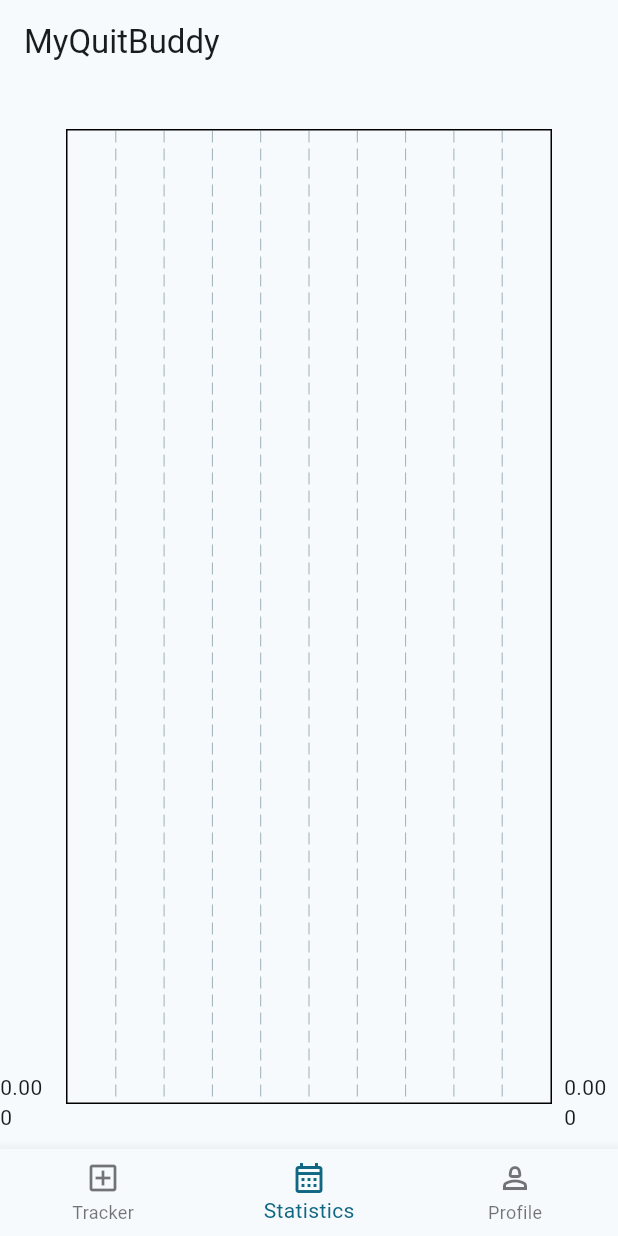
After one commit to edoardop13/myquitbuddy, a Flutter app: the screen it shows after launch, swiped to page 2, on a phone screen of 412 x 824 dp. The commit adds this screen. Run offline on Flutter 3.47's test engine with Material 3 defaults, Android fonts, the light colour scheme and no system bars; drawn by our look-alikes of fl_chart; our stand-ins replace babstrap_settings_screen, percent_indicator.

Commit message:
Migliorata navigazione

```diff
--- /dev/null
+++ b/lib/screens/homePage.dart
@@ -0,0 +1,53 @@
+import 'package:flutter/cupertino.dart';
+import 'package:flutter/material.dart';
+import 'package:myquitbuddy/screens/cigaretteTracker.dart';
+import 'package:myquitbuddy/screens/profilePage.dart';
+import 'package:myquitbuddy/screens/statisticsPage.dart';
+
+class HomePage extends StatefulWidget {
+  const HomePage({Key? key}) : super(key: key);
+
+  @override
+  State<StatefulWidget> createState() => HomePageState();
+}
+
+class HomePageState extends State<HomePage> {
+  int selectedIndex = 0;
+  final pageController = PageController(initialPage: 0);
+
+  @override
+  Widget build(BuildContext context) {
+    return Scaffold(
+      appBar: AppBar(
+        title: const Text('MyQuitBuddy'),
+      ),
+      bottomNavigationBar: BottomNavigationBar(
+        items: const <BottomNavigationBarItem>[
+          BottomNavigationBarItem(
+            icon: Icon(Icons.add_box_outlined),
+            label: 'Tracker',
+          ),
+          BottomNavigationBarItem(
+            icon: Icon(Icons.calendar_month_outlined),
+            label: 'Statistics',
+          ),
+          BottomNavigationBarItem(
+            icon: Icon(Icons.person_2_outlined),
+            label: 'Profile',
+          ),
+        ],
+        currentIndex: selectedIndex,
+        onTap: (index) => pageController.animateToPage(index,
+            duration: const Duration(milliseconds: 100),
+            curve: Curves.easeInToLinear),
+      ),
+      body: PageView(
+        controller: pageController,
+        children: [CigaretteTracker(), StatisticsPage(), ProfilePage()],
+        onPageChanged: (index) => setState(() {
+          selectedIndex = index;
+        }),
+      ),
+    );
+  }
+}
--- /dev/null
+++ b/lib/screens/statisticsPage.dart
@@ -0,0 +1,22 @@
+import 'package:fl_chart/fl_chart.dart';
+import 'package:flutter/cupertino.dart';
+import 'package:flutter/material.dart';
+
+class StatisticsPage extends StatefulWidget {
+  @override
+  _StatisticsPage createState() => _StatisticsPage();
+}
+
+class _StatisticsPage extends State<StatisticsPage> {
+  @override
+  Widget build(BuildContext context) {
+    return Scaffold(
+        body: Center(
+      child: BarChart(
+        BarChartData(
+            // read about it in the LineChartData section
+            ),
+      ),
+    ));
+  } //build
+}
--- a/pubspec.yaml
+++ b/pubspec.yaml
@@ -33,6 +33,7 @@ dependencies:
   percent_indicator: ^4.0.1
   shared_preferences: ^2.2.3
   babstrap_settings_screen : ^0.1.6
+  fl_chart: ^0.68.0
 
 
   # The following adds the Cupertino Icons font to your application.
@@ -91,3 +92,8 @@ flutter:
   #
   # For details regarding fonts from package dependencies,
   # see https://flutter.dev/custom-fonts/#from-packages
+flutter_launcher_icons:
+  android: "launcher_icon"
+  ios: true
+  image_path: "lib/assets/icon/icon.png"
+  min_sdk_android: 21 # android min sdk min:16, default 21
```
Also changed, not shown: lib/main.dart (+25 -47 lines), lib/screens/loginPage.dart (added, +21 -0 lines), lib/assets/icon/icon.png (added), pubspec.lock.
